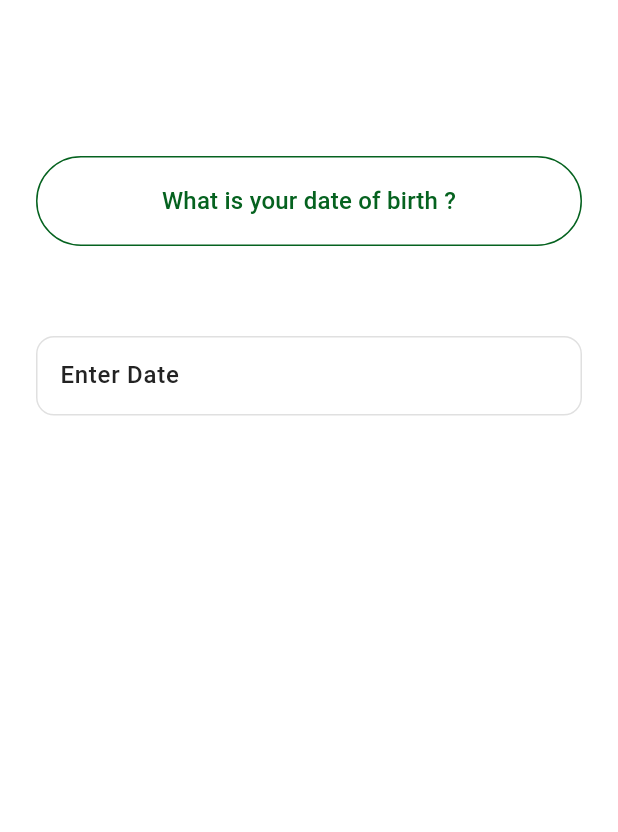
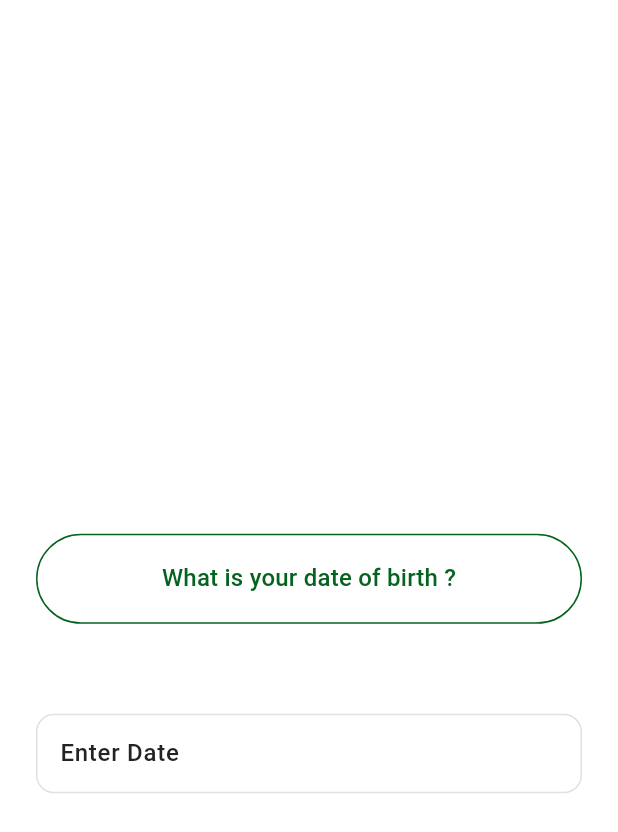
Before and after one commit to Manzi-Cedrick/medical-survey-test, a Flutter app: the DobScreen screen opened directly, on a phone screen of 412 x 824 dp. Shown: the top 832 px of the screen. Run offline on Flutter 3.47's test engine with Material 3 defaults, Android fonts, the phone set to English and light mode, and no system bars; our stand-ins replace get, iconsax; Roboto replaces fonts that are missing (Poppins); project files that could hold a hidden picture were left out.

Commit message:
[update]: style re-structuring

```diff
--- a/lib/features/authentication/screens/dob/dob_screen.dart
+++ b/lib/features/authentication/screens/dob/dob_screen.dart
@@ -4,27 +4,26 @@ import 'package:app_test/utils/constants/sizes.dart';
 import 'package:flutter/material.dart';
 
 class DobScreen extends StatelessWidget {
-  const DobScreen({super.key });
+  const DobScreen({super.key});
 
   @override
   Widget build(BuildContext context) {
     return Scaffold(
-      body: SingleChildScrollView(
-        child: Padding(
+      body: Padding(
         padding: TSpacingStyle.paddingWithAppBarHeight,
         child: Column(
+          mainAxisAlignment: MainAxisAlignment.center,
+          crossAxisAlignment: CrossAxisAlignment.center,
           children: [
-              const SizedBox(height: TSizes.defaultSpace * 2),
+            const SizedBox(height: TSizes.defaultSpace * 1.2),
             SizedBox(
               width: double.infinity,
               child: OutlinedButton(
                   onPressed: () {},
                   style: OutlinedButton.styleFrom(
                       shape: RoundedRectangleBorder(
-                        borderRadius: BorderRadius.circular(50)
-                      ),
-                      side: const BorderSide(color: TColors.primary)
-                    ),
+                          borderRadius: BorderRadius.circular(50)),
+                      side: const BorderSide(color: TColors.primary)),
                   child: Text(
                     'What is your date of birth ?',
                     style: Theme.of(context)
@@ -42,7 +41,6 @@ class DobScreen extends StatelessWidget {
           ],
         ),
       ),
-      ),
     );
   }
 }
```
Lines whose indentation alone changed are shown as unchanged.
